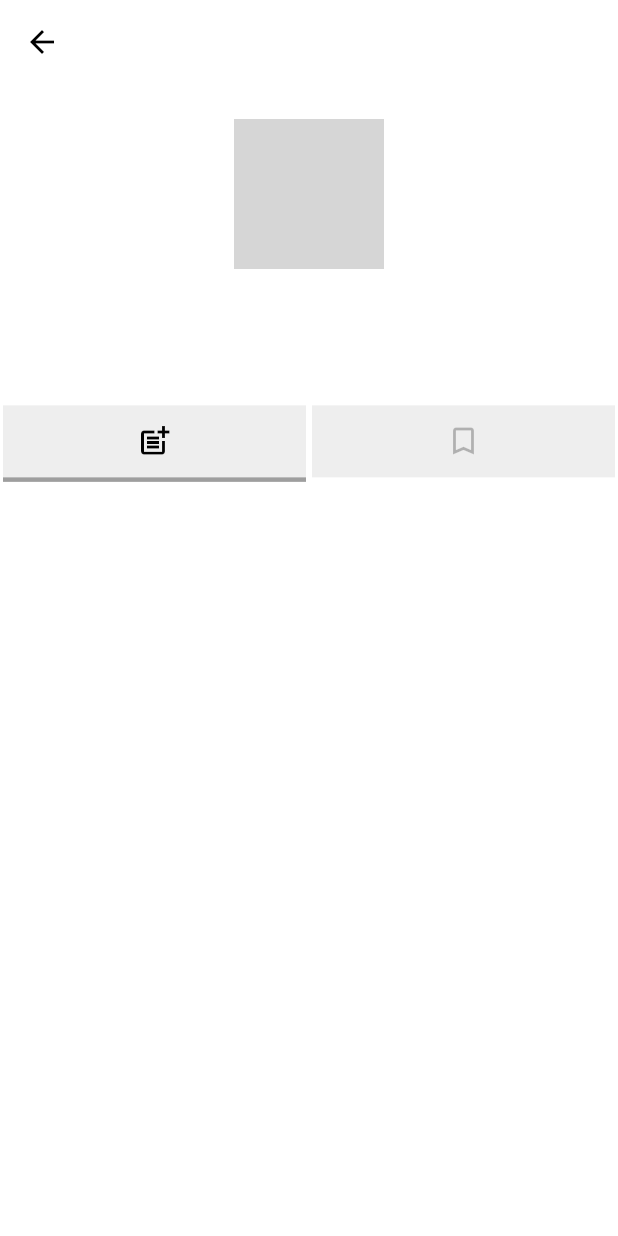
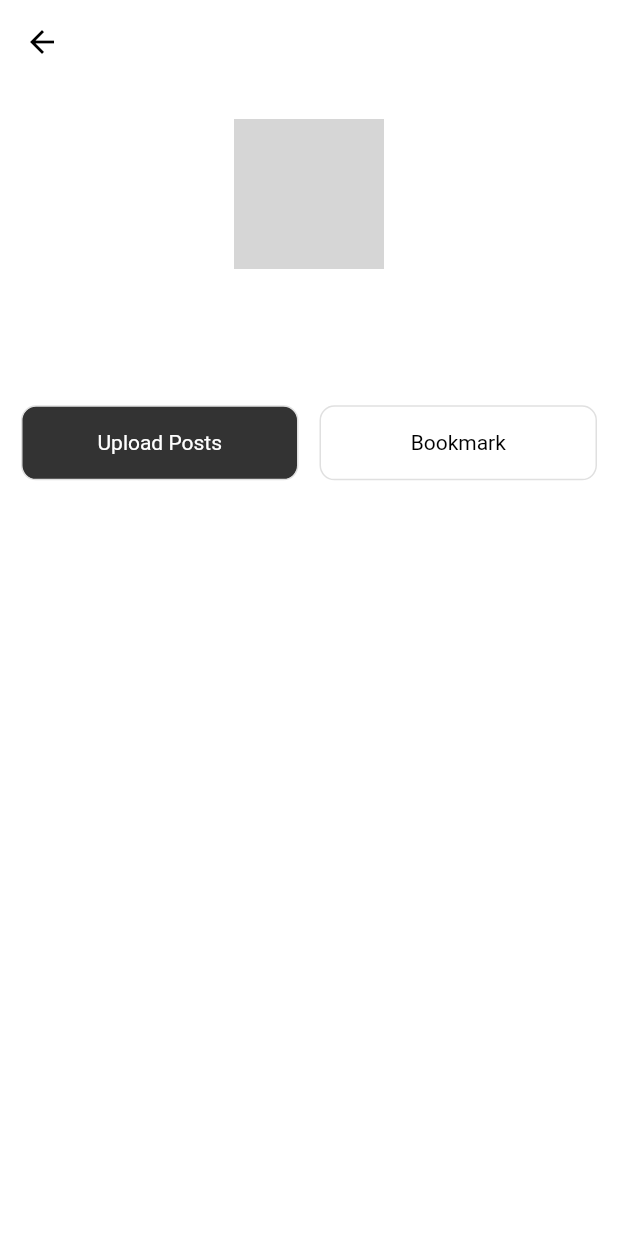
Before and after one commit to DongHoBaek/ew_repository, a Flutter app: the ProfileScreen screen opened directly, on a phone screen of 412 x 824 dp. Run offline on Flutter 3.47's test engine with Material 2 defaults, Android fonts, the phone set to English and light mode, and no system bars; our stand-ins replace cached_network_image, cloud_firestore, firebase_auth, firebase_core, firebase_storage, google_sign_in and 1 more; accounts and stored records are empty; network calls fail; grey boxes are pictures that could not be loaded.

```diff
--- a/lib/screens/feed_screen.dart
+++ b/lib/screens/feed_screen.dart
@@ -22,7 +22,7 @@ class _FeedScreenState extends State<FeedScreen> {
       drawer: CustomDrawer(),
       appBar: AppBar(
         title: Text('Feed Screen'),
-        actions: [Switch(value: true, onChanged: (value) {})],
+        actions: [Switch(value: true, onChanged: (value) {}, activeColor: Color(0xFF333333),)],
       ),
       body: SingleChildScrollView(
         child: Column(
@@ -43,6 +43,7 @@ class _FeedScreenState extends State<FeedScreen> {
         ),
       ),
       floatingActionButton: FloatingActionButton(
+        backgroundColor: Color(0xFF333333),
         onPressed: () {
           Provider.of<GalleryState>(context, listen: false).clearImage();
           Navigator.of(context)
--- a/lib/screens/profile_screen.dart
+++ b/lib/screens/profile_screen.dart
@@ -12,7 +12,8 @@ class ProfileScreen extends StatefulWidget {
   List<Map<String, dynamic>> bookmarkPostList;
   Map<String, dynamic> userMap;
 
-  ProfileScreen({Key key, this.postList, this.userMap, this.bookmarkPostList}) : super(key: key);
+  ProfileScreen({Key key, this.postList, this.userMap, this.bookmarkPostList})
+      : super(key: key);
 
   @override
   _ProfileScreenState createState() => _ProfileScreenState();
@@ -40,13 +41,6 @@ class _ProfileScreenState extends State<ProfileScreen> {
                     ? _tabButtons()
                     : Container()
                 : _tabButtons(),
-            widget.userMap != null
-                ? widget.userMap[KEY_USERUID] ==
-                        Provider.of<UserProvider>(context)
-                            .userDataMap[KEY_USERUID]
-                    ? _selectedIndicator()
-                    : Container()
-                : _selectedIndicator(),
           ]),
         ),
         _postPager()
@@ -103,39 +97,58 @@ class _ProfileScreenState extends State<ProfileScreen> {
       children: <Widget>[
         Expanded(
           child: Padding(
-            padding: const EdgeInsets.symmetric(horizontal: 2.0),
+            padding: const EdgeInsets.only(left: common_gap, right: common_gap / 2),
+            child: InkWell(
               child: Container(
-              color: Colors.grey[200],
-              child: IconButton(
-                icon: Icon(
-                  Icons.post_add,
+                height: 50,
+                decoration: BoxDecoration(
+                  border: Border.all(color: Colors.grey[300]),
+                  borderRadius: BorderRadius.circular(10),
                   color: _selectedTab == SelectedTab.left
-                      ? Colors.black
-                      : Colors.black26,
+                      ? Color(0xFF333333)
+                      : Colors.white,
                 ),
-                onPressed: () {
+
+                  child: Center(
+                      child: Text(
+                    'Upload Posts',
+                    style: TextStyle(
+                        color: _selectedTab == SelectedTab.left
+                            ? Colors.white
+                            : Colors.black),
+                  ))),
+              onTap: () {
                 _tabSelected(SelectedTab.left);
               },
             ),
           ),
         ),
-        ),
         Expanded(
           child: Padding(
-            padding: const EdgeInsets.symmetric(horizontal: 2.0),
+            padding: const EdgeInsets.only(left: common_gap / 2, right: common_gap),
+            child: InkWell(
               child: Container(
-              color: Colors.grey[200],
-              child: IconButton(
-                icon: Icon(
-                  Icons.bookmark_outline,
-                  color: _selectedTab == SelectedTab.left
-                      ? Colors.black26
-                      : Colors.black,
+                  height: 50,
+                  decoration: BoxDecoration(
+                    border: Border.all(
+                      color: Colors.grey[300]
                     ),
-                onPressed: () {
+                    borderRadius: BorderRadius.circular(10),
+                    color: _selectedTab == SelectedTab.right
+                        ? Color(0xFF333333)
+                        : Colors.white,
+                  ),
+                  child: Center(
+                      child: Text(
+                        'Bookmark',
+                        style: TextStyle(
+                            color: _selectedTab == SelectedTab.right
+                                ? Colors.white
+                                : Colors.black),
+                      ))),
+              onTap: () {
                 _tabSelected(SelectedTab.right);
               },
-              ),
             ),
           ),
         ),
@@ -158,24 +171,6 @@ class _ProfileScreenState extends State<ProfileScreen> {
           break;
       }
     });
-  }
-
-  Widget _selectedIndicator() {
-    return AnimatedContainer(
-      duration: Duration(milliseconds: 500),
-      alignment: _selectedTab == SelectedTab.left
-          ? Alignment.centerLeft
-          : Alignment.centerRight,
-      child: Padding(
-        padding: const EdgeInsets.symmetric(horizontal: 2.0),
-        child: Container(
-          height: 3,
-          width: size.width / 2 - 4.0,
-          color: Colors.black38,
-        ),
-      ),
-      curve: Curves.fastOutSlowIn,
-    );
   }
 
   SliverToBoxAdapter _postPager() {
--- a/lib/screens/write_post_screen.dart
+++ b/lib/screens/write_post_screen.dart
@@ -109,7 +109,7 @@ class _WritePostScreenState extends State<WritePostScreen> {
             style: TextStyle(color: Colors.white),
           ),
           style: TextButton.styleFrom(
-              backgroundColor: Colors.blue, minimumSize: Size(size.width, 50)),
+              backgroundColor: Color(0xFF333333), minimumSize: Size(size.width, 50)),
           onPressed: () {
             if (_formKey.currentState.validate()) {
               print('Validation success!!');
```
Also changed, not shown: lib/main.dart (+5 -4 lines), lib/widgets/post.dart (+24 -13 lines), 2 other files. Lines whose indentation alone changed are shown as unchanged.
